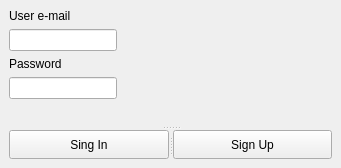
Old version of the form News_app/authwindow.ui in the repository moevm/gui-1h2018-18.
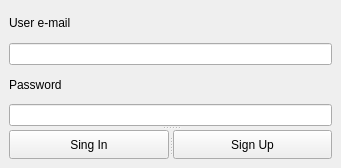
New version of the form.

Commit message: Checkbox states configuring in settings tab

The edit to the form file:
```diff
--- a/News_app/authwindow.ui
+++ b/News_app/authwindow.ui
@@ -14,32 +14,32 @@
    <string>MainWindow</string>
   </property>
   <widget class="QWidget" name="centralwidget">
-   <layout class="QVBoxLayout" name="verticalLayout">
+   <layout class="QHBoxLayout" name="horizontalLayout">
     <item>
      <widget class="QSplitter" name="splitter_2">
       <property name="orientation">
        <enum>Qt::Vertical</enum>
       </property>
       <widget class="QWidget" name="layoutWidget">
-       <layout class="QFormLayout" name="formLayout">
-        <item row="0" column="0">
+       <layout class="QVBoxLayout" name="verticalLayout">
+        <item>
          <widget class="QLabel" name="emailLabel">
           <property name="text">
            <string>User e-mail</string>
           </property>
          </widget>
         </item>
-        <item row="1" column="0">
+        <item>
          <widget class="QLineEdit" name="emailInput"/>
         </item>
-        <item row="2" column="0">
+        <item>
          <widget class="QLabel" name="passwordLabel">
           <property name="text">
            <string>Password</string>
           </property>
          </widget>
         </item>
-        <item row="3" column="0">
+        <item>
          <widget class="QLineEdit" name="lineEdit_2"/>
         </item>
        </layout>
```
Left out of the diff: 2 changed lines with no effect on the pictures. The commit also changes 1 other file.
